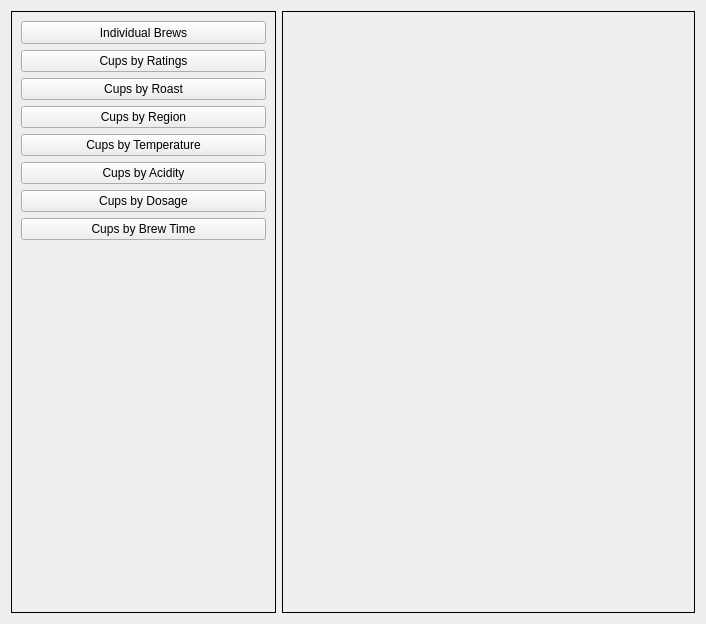
This is components/viewbrewswidget.ui in rowankp/perfect-pour-over as Qt 5 draws it before an edit. The edited form follows.
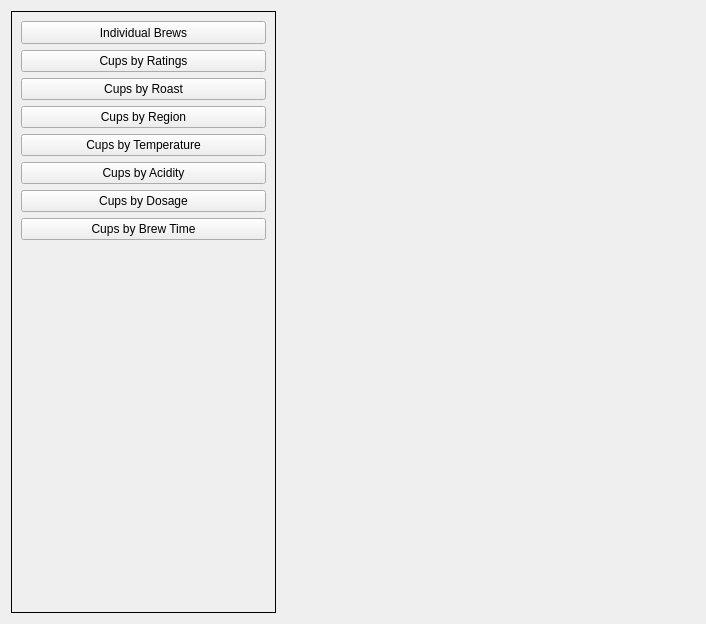
This is the edited form. Custom widgets are drawn as their Qt base class.

What changed in the file:
```diff
--- a/components/viewbrewswidget.ui
+++ b/components/viewbrewswidget.ui
@@ -219,19 +219,7 @@
     </widget>
    </item>
    <item>
-    <widget class="QFrame" name="frame_widget">
-     <property name="frameShape">
-      <enum>QFrame::Box</enum>
-     </property>
-     <property name="frameShadow">
-      <enum>QFrame::Plain</enum>
-     </property>
-     <layout class="QVBoxLayout" name="verticalLayout_2">
-      <item>
-       <widget class="QWidget" name="widget" native="true"/>
-      </item>
-     </layout>
-    </widget>
+    <widget class="QWidget" name="widget_view" native="true"/>
    </item>
   </layout>
  </widget>
```
